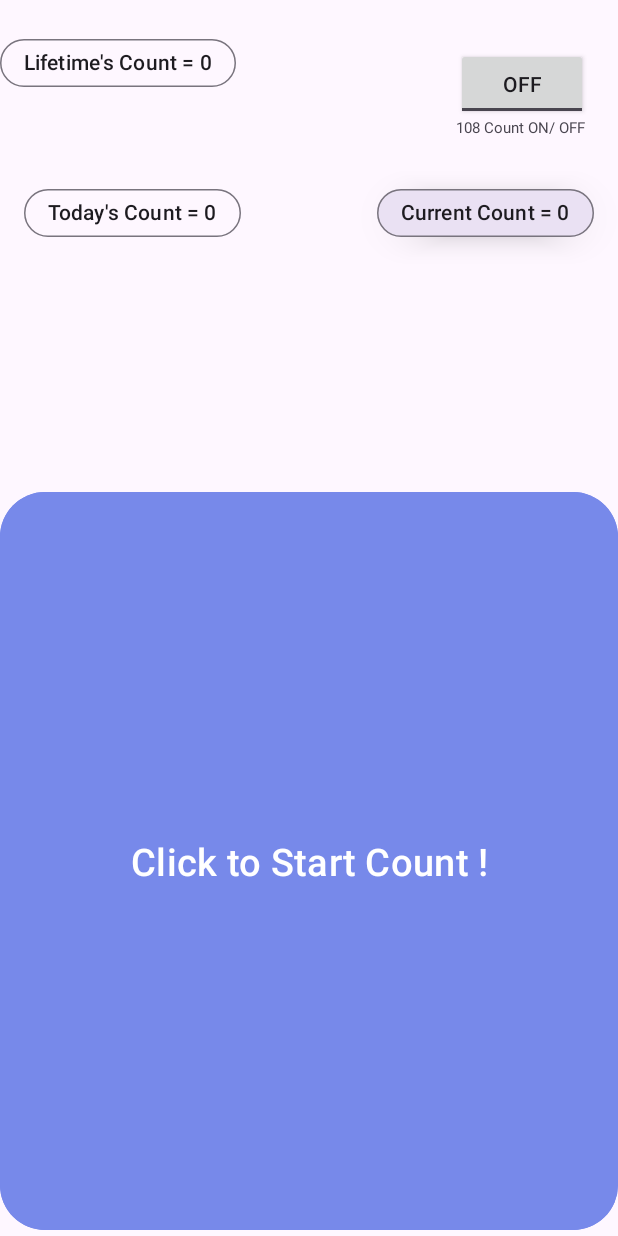
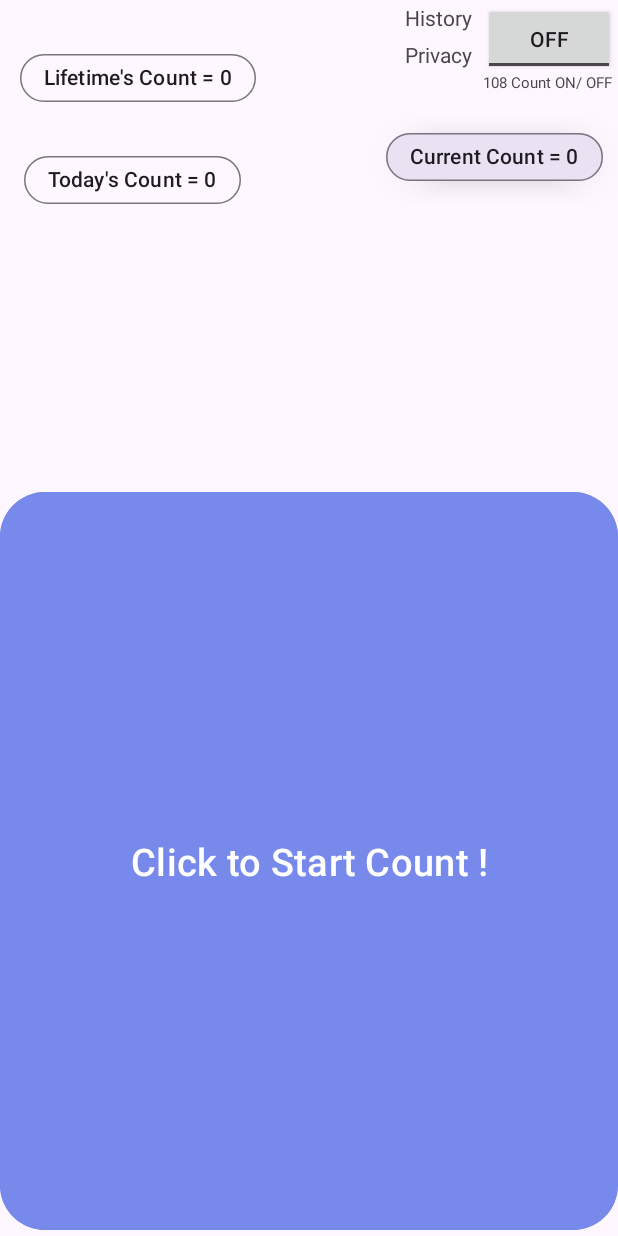
Before and after one commit to Tyagism/Digital_Counter, an Android app: the MainActivity screen opened directly, with no data from a screen before it, on a phone screen of 412 x 824 dp. Run offline under Robolectric (Android 15) with nearby library versions, the light colour scheme and no system bars.

Commit message:
Basic Functionality Created With Basic User Interface.

```diff
--- a/app/build.gradle.kts
+++ b/app/build.gradle.kts
@@ -31,7 +31,7 @@ android {
         targetCompatibility = JavaVersion.VERSION_1_8
     }
     kotlinOptions {
-        jvmTarget = "17"
+        jvmTarget = "1.8"
     }
 }
 
@@ -41,7 +41,9 @@ dependencies {
     implementation(libs.material)
     implementation(libs.activity)
     implementation(libs.constraintlayout)
+    //noinspection GradleDynamicVersion
     implementation("androidx.core:core-ktx:+")
+    implementation(libs.cardview)
     testImplementation(libs.junit)
     androidTestImplementation(libs.ext.junit)
     androidTestImplementation(libs.espresso.core)
--- a/app/src/main/java/com/example/counter/MainActivity.kt
+++ b/app/src/main/java/com/example/counter/MainActivity.kt
@@ -1,10 +1,14 @@
 package com.example.counter
 
 import android.annotation.SuppressLint
+import android.content.Context
 import android.content.Intent
+import android.icu.text.SimpleDateFormat
+import android.net.Uri
 import android.os.Bundle
 import android.view.View
 import android.widget.Button
+import android.widget.LinearLayout
 import android.widget.ScrollView
 import android.widget.TextView
 import android.widget.ToggleButton
@@ -13,18 +17,30 @@ import androidx.appcompat.app.AppCompatActivity
 import androidx.core.view.ViewCompat
 import androidx.core.view.WindowInsetsCompat
 import com.google.android.material.chip.Chip
+import java.util.Date
+import java.util.Locale
 
 class MainActivity : AppCompatActivity() {
     private var nowCount = 0
     private var todayCount = 0
     private var lifetimeCount = 0
 
-    @SuppressLint("SetTextI18n")
+    @SuppressLint("SetTextI18n", "CutPasteId", "MissingInflatedId")
     override fun onCreate(savedInstanceState: Bundle?) {
         super.onCreate(savedInstanceState)
         this.enableEdgeToEdge()
         setContentView(R.layout.activity_main)
-        val scrollView = findViewById<ScrollView>(R.id.scrollview)
+        val txtview7 = findViewById<TextView>(R.id.textView7)
+
+        val sharedPref = getSharedPreferences("myPrefs", Context.MODE_PRIVATE)
+        lifetimeCount = sharedPref.getInt("count", 0)
+
+        txtview7.setOnClickListener {
+            val url = "https://github.com/Tyagism/Digital_Counter/blob/master/Privacy_Policy.md"
+            val intent = Intent(Intent.ACTION_VIEW)
+            intent.data = Uri.parse(url)
+            startActivity(intent)
+        }
 
 
         val preferences = getSharedPreferences("com.example.counter", MODE_PRIVATE)
@@ -46,11 +62,18 @@ class MainActivity : AppCompatActivity() {
         @SuppressLint("CutPasteId") val currentChip = findViewById<Chip>(R.id.current_chip)
         val todayChip = findViewById<Chip>(R.id.today_chip)
         val lifetimeChip = findViewById<Chip>(R.id.lifetime_chip)
-        @SuppressLint("MissingInflatedId", "LocalSuppress") val button =
-            findViewById<Button>(R.id.buttoncount)
+        @SuppressLint("MissingInflatedId", "LocalSuppress")
+
+        val buttn = findViewById<Button>(R.id.buttoncount)
         val toggleButton = findViewById<ToggleButton>(R.id.toggleButton)
-        button.setOnClickListener {
-            if (isSwitch1On) {
+        val linearLayout = findViewById<LinearLayout>(R.id.linear_layoutv)
+        val histry = findViewById<TextView>(R.id.textView6)
+        val scrollView = findViewById<ScrollView>(R.id.scrol)
+
+        var isHistoryVisible = false
+
+        buttn.setOnClickListener {
+            if (toggleButton.isChecked) {
                 todayCount++
                 lifetimeCount++
             } else {
@@ -61,36 +84,38 @@ class MainActivity : AppCompatActivity() {
                     lifetimeCount++
                 }
             }
-            currentChip.text = "Current Count: $nowCount"
-            todayChip.text = "Today's Count: $todayCount"
-            lifetimeChip.text = "Lifetime Count: $lifetimeCount"
+            currentChip.text = "Current Count : $nowCount"
+            todayChip.text = "Today's Count : $todayCount"
+            lifetimeChip.text = "Lifetime Count : $lifetimeCount"
+
+            val sharedPref = getSharedPreferences("myPrefs", Context.MODE_PRIVATE)
+            val editor = sharedPref.edit()
+            editor.putInt("count", lifetimeCount)
+            editor.apply()
+
+            val currentDateTime = SimpleDateFormat("yy-MM-dd  hh:mm", Locale.getDefault()).format(Date())
+
+            val newEntry = TextView(this)
+            newEntry.text = "Lifetime Count : $lifetimeCount at $currentDateTime /n"
+
+            linearLayout.addView(newEntry)
         }
+
         toggleButton.setOnCheckedChangeListener { _, isChecked ->
-            if (isChecked) {
-                currentChip.visibility = View.GONE
-                button.setOnClickListener {
-                    if (isChecked) {
-                        todayCount++
-                        lifetimeCount++
-                    }
-                    todayChip.text = "Today's Count: $todayCount"
-                    lifetimeChip.text = "Lifetime Count: $lifetimeCount"
-                }
-            } else {
-                currentChip.visibility = View.VISIBLE
-                button.setOnClickListener {
-                    if (!isChecked) {
-                        nowCount++
-                        if (nowCount > 108) {
-                            nowCount = 1
-                            todayCount++
-                            lifetimeCount++
-                        }
-                    }
-                    currentChip.text = "Current Count: $nowCount"
-                    todayChip.text = "Today's Count: $todayCount"
-                    lifetimeChip.text = "Lifetime Count: $lifetimeCount"
-                } } }
+            currentChip.visibility = if (isChecked) View.GONE else View.VISIBLE
+        }
+
+        histry.setOnClickListener {
+            isHistoryVisible = !isHistoryVisible
+            scrollView.visibility = if (isHistoryVisible) View.VISIBLE else View.GONE
+        }
+
+
+
+
+
+
+
 
 
 
--- a/app/src/main/res/layout/activity_main.xml
+++ b/app/src/main/res/layout/activity_main.xml
@@ -1,5 +1,7 @@
 <?xml version="1.0" encoding="utf-8"?>
-<androidx.constraintlayout.widget.ConstraintLayout xmlns:android="http://schemas.android.com/apk/res/android"
+<androidx.constraintlayout.widget.ConstraintLayout
+
+ xmlns:android="http://schemas.android.com/apk/res/android"
     xmlns:app="http://schemas.android.com/apk/res-auto"
     xmlns:tools="http://schemas.android.com/tools"
     android:id="@+id/main"
@@ -10,16 +12,58 @@
 
 
     <FrameLayout
+        android:id="@+id/frameLayout"
         android:layout_width="wrap_content"
         android:layout_height="wrap_content"
+        android:layout_marginStart="149dp"
         android:padding="@dimen/cardview_default_elevation"
         app:layout_constraintBottom_toTopOf="@+id/current_chip"
         app:layout_constraintEnd_toEndOf="parent"
-        app:layout_constraintHorizontal_bias="0.891"
-        app:layout_constraintStart_toEndOf="@+id/scrollview"
+        app:layout_constraintHorizontal_bias="1.0"
+        app:layout_constraintStart_toStartOf="parent"
         app:layout_constraintTop_toTopOf="parent"
-        app:layout_constraintVertical_bias="0.551">
+        app:layout_constraintVertical_bias="0.0">
 
+
+        <LinearLayout
+            android:layout_width="match_parent"
+            android:layout_height="match_parent"
+            android:orientation="horizontal"
+            tools:ignore="UselessParent">
+
+
+            <LinearLayout
+                android:layout_width="match_parent"
+                android:layout_height="wrap_content"
+                android:gravity="center"
+                android:orientation="vertical">
+
+
+                <TextView
+                    android:id="@+id/textView6"
+                    android:layout_width="match_parent"
+                    android:layout_height="wrap_content"
+                    android:gravity="center"
+                    android:text="@string/history" />
+
+                <Space
+                    android:layout_width="60dp"
+                    android:layout_height="5dp" />
+
+                <TextView
+                    android:id="@+id/textView7"
+                    android:layout_width="match_parent"
+                    android:layout_height="wrap_content"
+                    android:gravity="center"
+                    android:text="@string/privacy_policy" />
+
+            </LinearLayout>
+
+
+            <LinearLayout
+                android:layout_width="match_parent"
+                android:layout_height="match_parent"
+                android:orientation="vertical">
 
                 <ToggleButton
                     android:id="@+id/toggleButton"
@@ -31,20 +75,40 @@
                     tools:layout_editor_absoluteX="307dp"
                     tools:layout_editor_absoluteY="18dp" />
 
-        <Space
-            android:layout_width="wrap_content"
-            android:layout_height="60sp" />
-
                 <TextView
                     android:id="@+id/textView"
                     android:layout_width="wrap_content"
                     android:layout_height="wrap_content"
-            android:layout_gravity="bottom"
+                    android:gravity="bottom"
                     android:text="@string/count_on_off"
                     android:textSize="10sp"
                     tools:ignore="SmallSp" />
+            </LinearLayout>
+
+            <Space
+                android:layout_width="wrap_content"
+                android:layout_height="60sp" />
+        </LinearLayout>
+
 
     </FrameLayout>
+
+    <ScrollView
+        android:id="@+id/scrol"
+        android:layout_width="200dp"
+        android:layout_height="80dp"
+        android:layout_marginTop="124dp"
+        app:layout_constraintEnd_toEndOf="parent"
+        app:layout_constraintHorizontal_bias="0.952"
+        app:layout_constraintStart_toStartOf="parent"
+        app:layout_constraintTop_toTopOf="parent">
+
+        <LinearLayout
+            android:id="@+id/linear_layoutv"
+            android:layout_width="wrap_content"
+            android:layout_height="wrap_content"
+            android:orientation="vertical" />
+    </ScrollView>
 
     <com.google.android.material.chip.Chip
         android:id="@+id/today_chip"
@@ -57,8 +121,7 @@
         app:layout_constraintHorizontal_bias="0.059"
         app:layout_constraintStart_toStartOf="parent"
         app:layout_constraintTop_toTopOf="parent"
-        app:layout_constraintVertical_bias="0.152" />
-
+        app:layout_constraintVertical_bias="0.124" />
 
     <com.google.android.material.chip.Chip
         android:id="@+id/current_chip"
@@ -69,10 +132,10 @@
         app:chipCornerRadius="25dp"
         app:layout_constraintBottom_toBottomOf="parent"
         app:layout_constraintEnd_toEndOf="parent"
-        app:layout_constraintHorizontal_bias="0.94"
+        app:layout_constraintHorizontal_bias="0.962"
         app:layout_constraintStart_toStartOf="parent"
         app:layout_constraintTop_toTopOf="parent"
-        app:layout_constraintVertical_bias="0.152" />
+        app:layout_constraintVertical_bias="0.104" />
 
     <Button
         android:id="@+id/buttoncount"
@@ -92,27 +155,23 @@
         tools:ignore="KeyboardInaccessibleWidget" />
 
 
-    <ScrollView
-        android:id="@+id/scrollview"
-        android:layout_width="wrap_content"
-        android:layout_height="wrap_content"
-        tools:ignore="MissingConstraints">
-
-        <LinearLayout
-            android:layout_width="match_parent"
-            android:layout_height="wrap_content"
-            android:orientation="vertical" >
-
     <com.google.android.material.chip.Chip
         android:id="@+id/lifetime_chip"
         android:layout_width="wrap_content"
         android:layout_height="wrap_content"
-                android:layout_marginTop="18dp"
+        android:layout_marginEnd="88dp"
+
+        android:layout_marginBottom="20dp"
+
         android:text="@string/lifetime_count"
         app:chipCornerRadius="25sp"
-                tools:ignore="MissingConstraints"/>
-        </LinearLayout>
-    </ScrollView>
+        app:layout_constraintBottom_toTopOf="@+id/today_chip"
+        app:layout_constraintEnd_toStartOf="@+id/frameLayout"
+        app:layout_constraintHorizontal_bias="0.888"
+        app:layout_constraintStart_toStartOf="parent"
+        app:layout_constraintTop_toTopOf="parent"
+        app:layout_constraintVertical_bias="1.0"
+        tools:ignore="MissingConstraints" />
 
 
 </androidx.constraintlayout.widget.ConstraintLayout>
--- a/app/src/main/res/values-night/strings.xml
+++ b/app/src/main/res/values-night/strings.xml
@@ -17,4 +17,6 @@
     <string name="dark">Dark</string>
     <string name="method_of_count">Method Of Count</string>
     <string name="count_on_off">108 Count ON/ OFF</string>
+    <string name="history">History</string>
+    <string name="privacy_policy">Privacy Policy</string>
 </resources>
--- a/app/src/main/res/values/strings.xml
+++ b/app/src/main/res/values/strings.xml
@@ -16,4 +16,6 @@
     <string name="dark">Dark</string>
     <string name="method_of_count">Method Of Count</string>
     <string name="count_on_off">108 Count ON/ OFF</string>
+    <string name="history">History</string>
+    <string name="privacy_policy">Privacy Policy</string>
 </resources>
--- a/gradle/libs.versions.toml
+++ b/gradle/libs.versions.toml
@@ -8,6 +8,7 @@ material = "1.11.0"
 activity = "1.8.0"
 constraintlayout = "2.1.4"
 materialVersion = "1.4.0"
+cardview = "1.0.0"
 
 [libraries]
 junit = { group = "junit", name = "junit", version.ref = "junit" }
@@ -18,6 +19,7 @@ material = { group = "com.google.android.material", name = "material", version.r
 activity = { group = "androidx.activity", name = "activity", version.ref = "activity" }
 constraintlayout = { group = "androidx.constraintlayout", name = "constraintlayout", version.ref = "constraintlayout" }
 material-v140 = { module = "com.google.android.material:material", version.ref = "materialVersion" }
+cardview = { group = "androidx.cardview", name = "cardview", version.ref = "cardview" }
 
 [plugins]
 androidApplication = { id = "com.android.application", version.ref = "agp" }
```
Also changed, not shown: 2 other files. Lines whose indentation alone changed are shown as unchanged.
